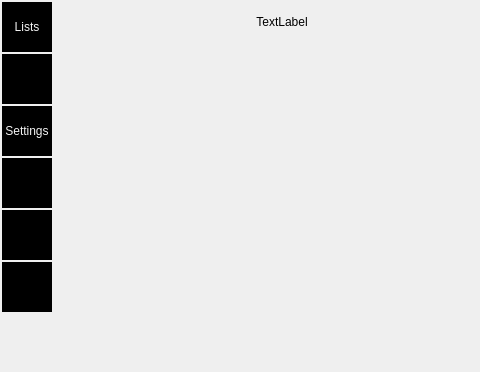
This is src/Client/View/MainPage/MainPage.ui in iodream/Spend-Note as Qt 5 draws it before an edit; both pictures show x 0 to 480 and y 0 to 372 of the 945 by 654 pixel window. The edited form follows.
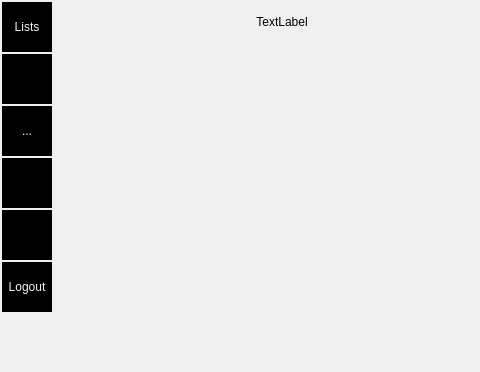
This is the edited form.

Commit message: deleted settings page + implemented static product info page

Patch:
```diff
--- a/src/Client/View/MainPage/MainPage.ui
+++ b/src/Client/View/MainPage/MainPage.ui
@@ -282,32 +282,6 @@
         <property name="styleSheet">
          <string notr="true">border-radius: 0px;
 color: rgb(243, 243, 243);
-background-color: black;</string>
-        </property>
-        <property name="text">
-         <string>Settings</string>
-        </property>
-       </widget>
-      </item>
-      <item>
-       <widget class="QToolButton" name="toolButton_6">
-        <property name="sizePolicy">
-         <sizepolicy hsizetype="Fixed" vsizetype="Fixed">
-          <horstretch>0</horstretch>
-          <verstretch>0</verstretch>
-         </sizepolicy>
-        </property>
-        <property name="minimumSize">
-         <size>
-          <width>50</width>
-          <height>50</height>
-         </size>
-        </property>
-        <property name="autoFillBackground">
-         <bool>false</bool>
-        </property>
-        <property name="styleSheet">
-         <string notr="true">border-radius: 0px;
 background-color: black;</string>
         </property>
         <property name="text">
@@ -370,6 +344,33 @@
         </property>
        </widget>
       </item>
+      <item>
+       <widget class="QToolButton" name="logoutToolButton">
+        <property name="sizePolicy">
+         <sizepolicy hsizetype="Fixed" vsizetype="Fixed">
+          <horstretch>0</horstretch>
+          <verstretch>0</verstretch>
+         </sizepolicy>
+        </property>
+        <property name="minimumSize">
+         <size>
+          <width>50</width>
+          <height>50</height>
+         </size>
+        </property>
+        <property name="autoFillBackground">
+         <bool>false</bool>
+        </property>
+        <property name="styleSheet">
+         <string notr="true">border-radius: 0px;
+color: rgb(243, 243, 243);
+background-color: black;</string>
+        </property>
+        <property name="text">
+         <string>Logout</string>
+        </property>
+       </widget>
+      </item>
       <item>
        <spacer name="verticalSpacer">
         <property name="orientation">
```
Left out of the diff: 2 changed lines with no effect on the pictures. The commit also changes 14 other files.
